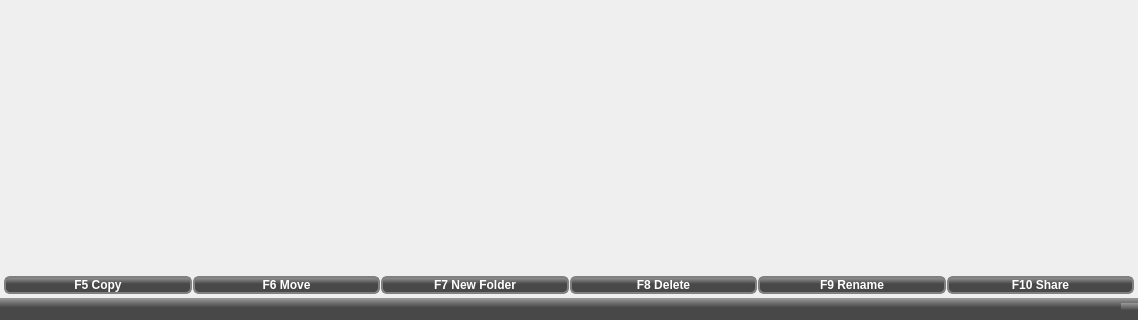
tranter/qt-google-drive, file gui/forms/mainwindow.ui: the form before one commit; both pictures show x 0 to 1138 and y 361 to 681 of the 1138 by 681 pixel window.
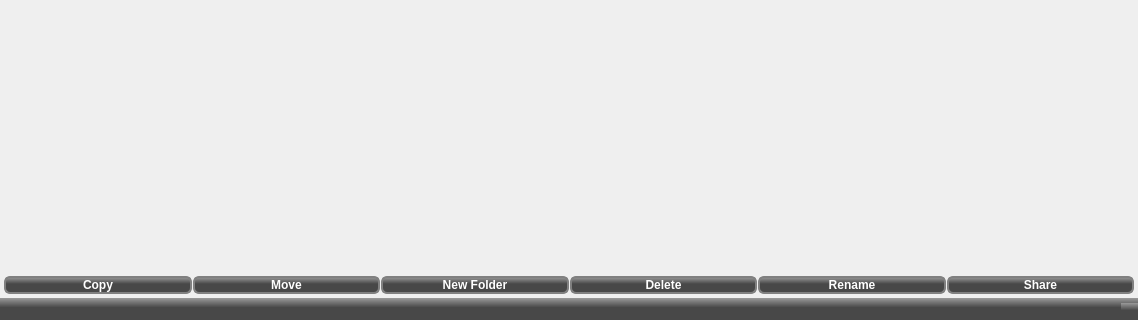
The form after the commit. Icons and pictures are not drawn.

Commit message: bug fixed with delete slot refactoring

```diff
--- a/gui/forms/mainwindow.ui
+++ b/gui/forms/mainwindow.ui
@@ -98,7 +98,7 @@
 width: 16px;</string>
           </property>
           <property name="text">
-           <string>F5 Copy</string>
+           <string>Copy</string>
           </property>
          </widget>
         </item>
@@ -126,7 +126,7 @@
 width: 16px;</string>
           </property>
           <property name="text">
-           <string>F6 Move</string>
+           <string>Move</string>
           </property>
          </widget>
         </item>
@@ -154,7 +154,7 @@
 width: 16px;</string>
           </property>
           <property name="text">
-           <string>F7 New Folder</string>
+           <string>New Folder</string>
           </property>
          </widget>
         </item>
@@ -182,7 +182,7 @@
 width: 16px;</string>
           </property>
           <property name="text">
-           <string>F8 Delete</string>
+           <string>Delete</string>
           </property>
          </widget>
         </item>
@@ -210,7 +210,7 @@
 width: 16px;</string>
           </property>
           <property name="text">
-           <string>F9 Rename</string>
+           <string>Rename</string>
           </property>
          </widget>
         </item>
@@ -238,7 +238,7 @@
 width: 16px;</string>
           </property>
           <property name="text">
-           <string>F10 Share</string>
+           <string>Share</string>
           </property>
          </widget>
         </item>
```
The commit also changes 2 other files.
